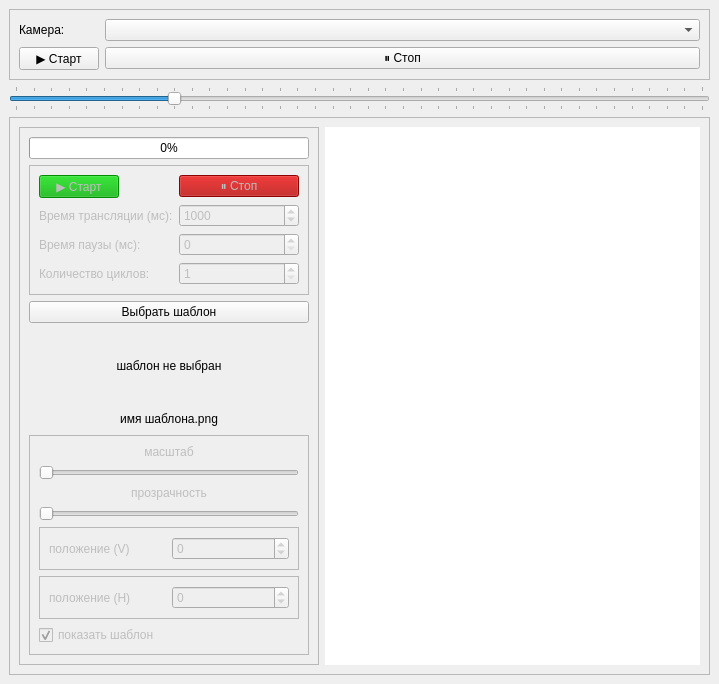
First picture: the form in qtUi/ui1.ui, repository vaddav6/cjcLitCam, before the edit.
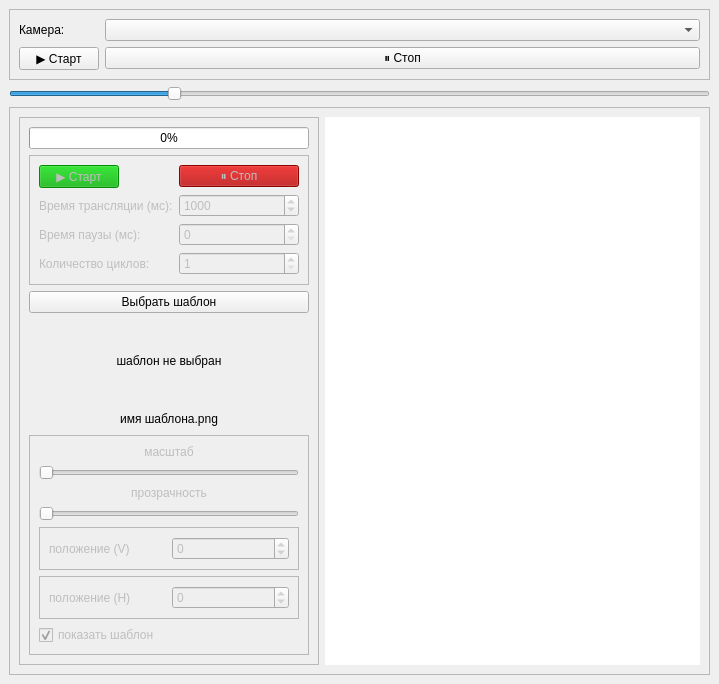
Second picture: the form after the edit.

The edit to the form file:
```diff
--- a/qtUi/ui1.ui
+++ b/qtUi/ui1.ui
@@ -78,7 +78,7 @@
        <enum>Qt::Orientation::Horizontal</enum>
       </property>
       <property name="tickPosition">
-       <enum>QSlider::TickPosition::TicksBothSides</enum>
+       <enum>QSlider::TickPosition::NoTicks</enum>
       </property>
       <property name="tickInterval">
        <number>10</number>
```
Left out of the diff: 6 changed lines with no effect on the pictures.
